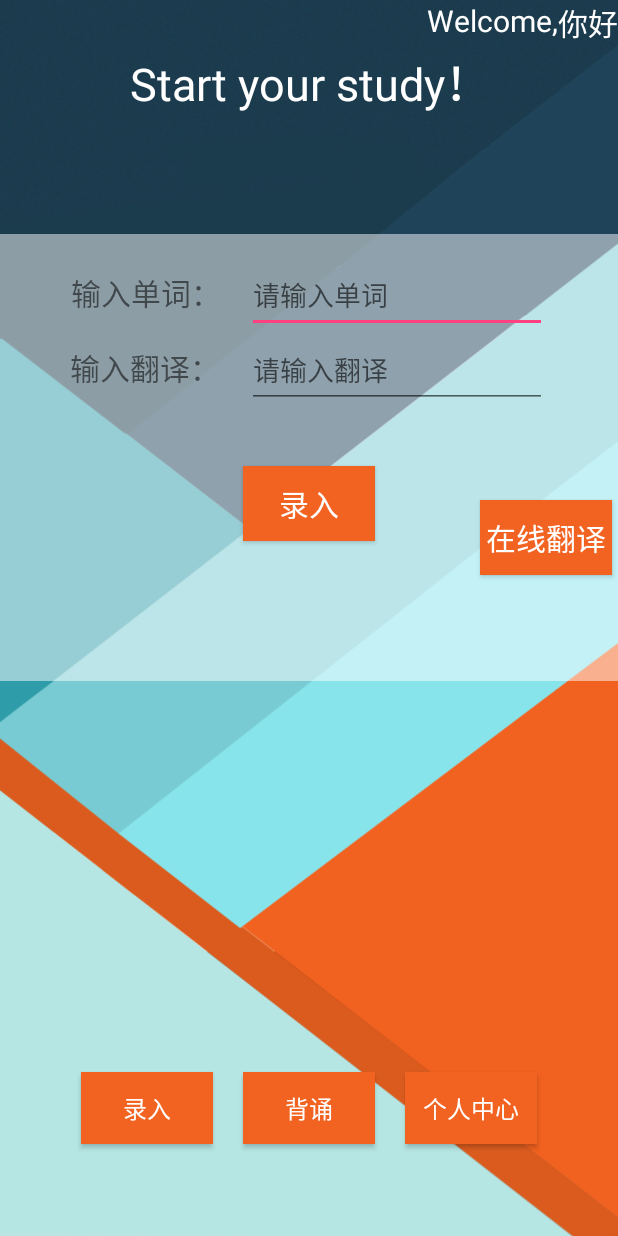
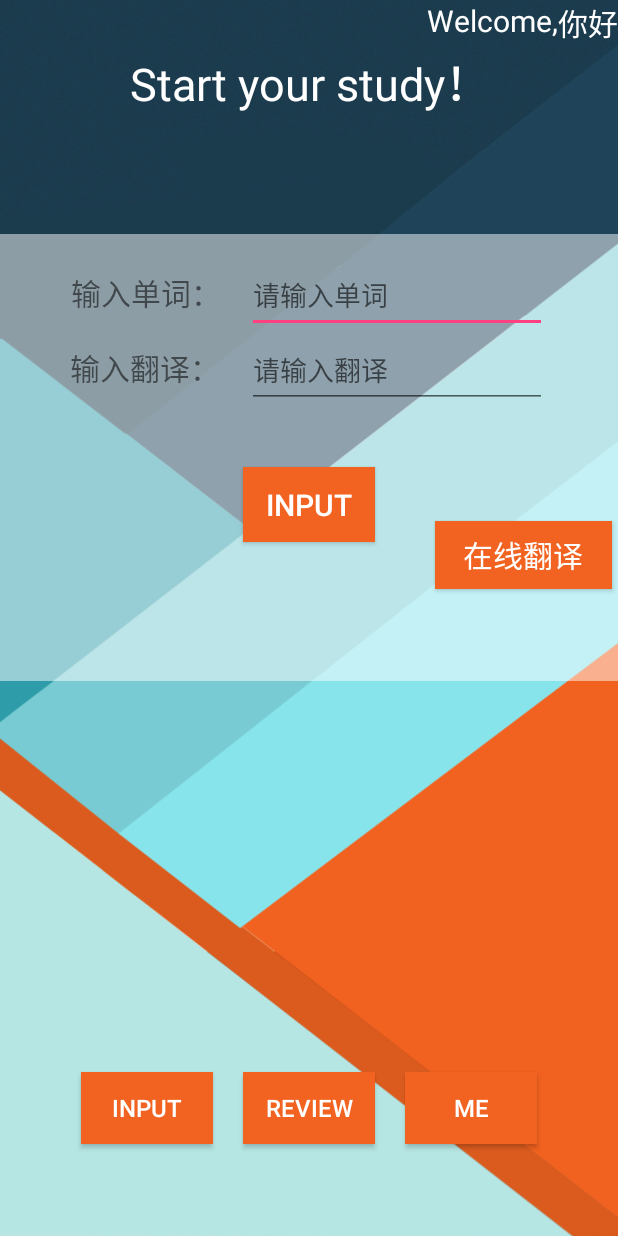
Before and after one commit to Sichongzou/CloudMusicApp, an Android app: the MainActivity screen opened directly, with no data from a screen before it, on a phone screen of 412 x 824 dp. Run offline under Robolectric (Android 15) with nearby library versions, the phone set to English and light mode, and no system bars; 1 statement that could not run was skipped.

Commit message:
Sichongzou
优化界面UI，初始化用户名，项目结案

```diff
--- a/app/src/main/java/com/example/cloudmusicapp/FanyiActivity.java
+++ b/app/src/main/java/com/example/cloudmusicapp/FanyiActivity.java
@@ -1,9 +1,12 @@
 package com.example.cloudmusicapp;
 
 import androidx.annotation.NonNull;
+import androidx.annotation.RequiresApi;
 import androidx.appcompat.app.AppCompatActivity;
 
 import android.annotation.SuppressLint;
+import android.graphics.Color;
+import android.os.Build;
 import android.os.Bundle;
 import android.os.Handler;
 import android.os.Message;
@@ -69,6 +72,7 @@ public class FanyiActivity extends AppCompatActivity {
             handler.sendMessage(message);
         }
     };
+    @RequiresApi(api = Build.VERSION_CODES.LOLLIPOP)
     @Override
     protected void onCreate(Bundle savedInstanceState) {
         super.onCreate(savedInstanceState);
@@ -78,6 +82,8 @@ public class FanyiActivity extends AppCompatActivity {
         buttonen=findViewById(R.id.en_btn_fanyi);
         editText=findViewById(R.id.fanyi_inputText);
         textView=findViewById(R.id.fanyi_outputText);
+        getWindow().getDecorView().setSystemUiVisibility(View.SYSTEM_UI_FLAG_FULLSCREEN);
+        getWindow().setStatusBarColor(Color.TRANSPARENT);
         //请求百度APi翻译成中文
         buttonzh.setOnClickListener(new View.OnClickListener() {
             @Override
--- a/app/src/main/java/com/example/cloudmusicapp/LoginActivity.java
+++ b/app/src/main/java/com/example/cloudmusicapp/LoginActivity.java
@@ -1,8 +1,11 @@
 package com.example.cloudmusicapp;
 
+import androidx.annotation.RequiresApi;
 import androidx.appcompat.app.AppCompatActivity;
 
 import android.content.Intent;
+import android.graphics.Color;
+import android.os.Build;
 import android.os.Bundle;
 import android.view.View;
 import android.widget.EditText;
@@ -10,12 +13,15 @@ import android.widget.Toast;
 
 public class LoginActivity extends AppCompatActivity {
     EditText userName,password;
+    @RequiresApi(api = Build.VERSION_CODES.LOLLIPOP)
     @Override
     protected void onCreate(Bundle savedInstanceState) {
         super.onCreate(savedInstanceState);
         setContentView(R.layout.activity_login);
         userName=findViewById(R.id.editText_userName);
         password=findViewById(R.id.editText_password);
+        getWindow().getDecorView().setSystemUiVisibility(View.SYSTEM_UI_FLAG_FULLSCREEN);
+        getWindow().setStatusBarColor(Color.TRANSPARENT);
     }
     public void login(View view){
         if(userName.getText().toString().equals("Sichongzou")){
--- a/app/src/main/java/com/example/cloudmusicapp/MainActivity.java
+++ b/app/src/main/java/com/example/cloudmusicapp/MainActivity.java
@@ -1,9 +1,13 @@
 package com.example.cloudmusicapp;
 
+import androidx.annotation.RequiresApi;
 import androidx.appcompat.app.AppCompatActivity;
 
+import android.graphics.Color;
+import android.os.Build;
 import android.os.Bundle;
 import android.view.View;
+import android.view.Window;
 import android.widget.Button;
 import android.widget.TextView;
 
@@ -15,6 +19,7 @@ public class MainActivity extends AppCompatActivity {
     FragmentRecite fragmentRecite;
     FragmentSelf fragmentSelf;
     MyDataBase myDataBaser;
+    @RequiresApi(api = Build.VERSION_CODES.LOLLIPOP)
     @Override
     protected void onCreate(Bundle savedInstanceState) {
         super.onCreate(savedInstanceState);
@@ -26,7 +31,8 @@ public class MainActivity extends AppCompatActivity {
         fragmentInput = new FragmentInput();
         fragmentRecite = new FragmentRecite();
         fragmentSelf = new FragmentSelf();
-
+        getWindow().getDecorView().setSystemUiVisibility(View.SYSTEM_UI_FLAG_FULLSCREEN);
+        getWindow().setStatusBarColor(Color.TRANSPARENT);
         myDataBaser = new MyDataBase(MainActivity.this,"Word",null,1);
 
         //获取ID
--- a/app/src/main/res/layout/activity_fanyi.xml
+++ b/app/src/main/res/layout/activity_fanyi.xml
@@ -13,10 +13,10 @@
         android:layout_height="wrap_content"
         android:layout_weight="0.01"
         android:ems="10"
+        android:gravity="center"
         android:inputType="textPersonName"
-        android:text=""
-        android:textSize="20sp"
-        android:gravity="center"/>
+        android:textColor="@android:color/background_light"
+        android:textSize="20sp" />
 
     <TextView
         android:id="@+id/fanyi_outputText"
--- a/app/src/main/res/layout/activity_login.xml
+++ b/app/src/main/res/layout/activity_login.xml
@@ -41,6 +41,7 @@
         android:background="@null"
         android:ems="10"
         android:inputType="textPersonName"
+        android:text="Sichongzou"
         app:layout_constraintBottom_toBottomOf="parent"
         app:layout_constraintEnd_toEndOf="parent"
         app:layout_constraintHorizontal_bias="0.616"
--- a/app/src/main/res/layout/activity_main.xml
+++ b/app/src/main/res/layout/activity_main.xml
@@ -81,21 +81,21 @@
             android:id="@+id/frist_btn_input"
             android:layout_width="wrap_content"
             android:layout_height="wrap_content"
+            android:layout_marginTop="100dp"
             android:layout_marginRight="20dp"
             android:background="@drawable/button"
-            android:text="录入"
+            android:text="Input"
             android:textColor="@android:color/background_light"
-            android:layout_marginTop="100dp"
             android:textSize="16sp" />
 
         <Button
             android:id="@+id/frist_btn_recite"
             android:layout_width="wrap_content"
             android:layout_height="wrap_content"
+            android:layout_marginTop="100dp"
             android:layout_marginRight="20dp"
             android:background="@drawable/button"
-            android:text="背诵"
-            android:layout_marginTop="100dp"
+            android:text="review"
             android:textColor="@android:color/background_light"
             android:textSize="16sp" />
 
@@ -103,9 +103,9 @@
             android:id="@+id/frist_btn_self"
             android:layout_width="wrap_content"
             android:layout_height="wrap_content"
+            android:layout_marginTop="100dp"
             android:background="@drawable/button"
-            android:text="个人中心"
-            android:layout_marginTop="100dp"
+            android:text="Me"
             android:textColor="@android:color/background_light"
             android:textSize="16sp" />
     </LinearLayout>
--- a/app/src/main/res/layout/fragment_input.xml
+++ b/app/src/main/res/layout/fragment_input.xml
@@ -45,12 +45,12 @@
 
     <androidx.constraintlayout.widget.ConstraintLayout
         android:layout_width="match_parent"
-        android:layout_height="127dp">
+        android:layout_height="128dp">
 
         <Button
             android:id="@+id/fanyi_btn"
-            android:layout_width="wrap_content"
-            android:layout_height="50dp"
+            android:layout_width="118dp"
+            android:layout_height="45dp"
             android:layout_marginEnd="4dp"
             android:layout_marginRight="4dp"
             android:background="@drawable/button"
@@ -60,14 +60,14 @@
             app:layout_constraintBottom_toBottomOf="parent"
             app:layout_constraintEnd_toEndOf="parent"
             app:layout_constraintTop_toTopOf="parent"
-            app:layout_constraintVertical_bias="0.792" />
+            app:layout_constraintVertical_bias="0.913" />
 
         <Button
             android:id="@+id/input_btn"
             android:layout_width="wrap_content"
             android:layout_height="50dp"
             android:background="@drawable/button"
-            android:text="录入"
+            android:text="Input"
             android:textColor="@android:color/background_light"
             android:textSize="20sp"
             app:layout_constraintBottom_toBottomOf="parent"
```
Also changed, not shown: app/src/main/java/com/example/cloudmusicapp/Explain.java (+7 -0 lines), app/src/main/java/com/example/cloudmusicapp/WordsBase.java (+7 -1 lines), app/src/main/res/layout/fragment_recite.xml (+6 -6 lines), app/src/main/res/layout/fragment_self.xml (+12 -13 lines).
